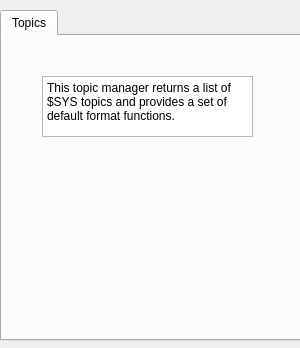
First picture: the form in ui_tlgenerictopicmanager.ui, repository nzfarmer1/telemetrylayer, before the edit.
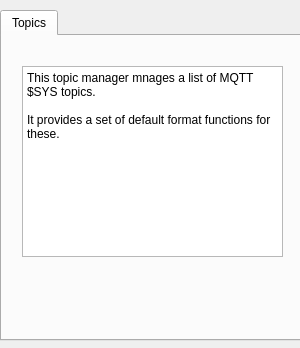
Second picture: the form after the edit.

The edit to the form file:
```diff
--- a/ui_tlgenerictopicmanager.ui
+++ b/ui_tlgenerictopicmanager.ui
@@ -50,17 +50,19 @@
     <widget class="QPlainTextEdit" name="plainTextEdit">
      <property name="geometry">
       <rect>
-       <x>40</x>
-       <y>40</y>
-       <width>211</width>
-       <height>61</height>
+       <x>20</x>
+       <y>30</y>
+       <width>261</width>
+       <height>191</height>
       </rect>
      </property>
      <property name="readOnly">
       <bool>true</bool>
      </property>
      <property name="plainText">
-      <string>This topic manager returns a list of $SYS topics and provides a set of default format functions.</string>
+      <string>This topic manager mnages a list of MQTT $SYS topics.
+
+It provides a set of default format functions for these.</string>
      </property>
     </widget>
    </widget>
```
